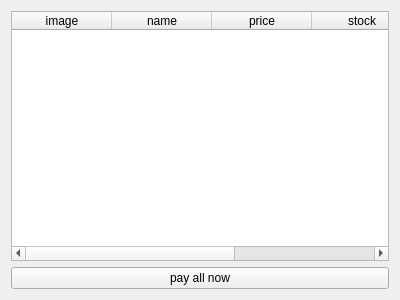
Above: client/cartwidget.ui from gitjip/microtrade before the change. Below: the same form after it.
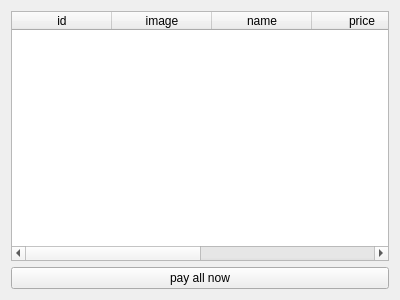
That is the form after the change.

What changed in the file:
```diff
--- a/client/cartwidget.ui
+++ b/client/cartwidget.ui
@@ -16,6 +16,11 @@
   <layout class="QGridLayout" name="gridLayout">
    <item row="0" column="0">
     <widget class="QTableWidget" name="tableWidget">
+     <column>
+      <property name="text">
+       <string>id</string>
+      </property>
+     </column>
      <column>
       <property name="text">
        <string>image</string>
```
Left out of the diff: 14 changed lines with no effect on the pictures.
